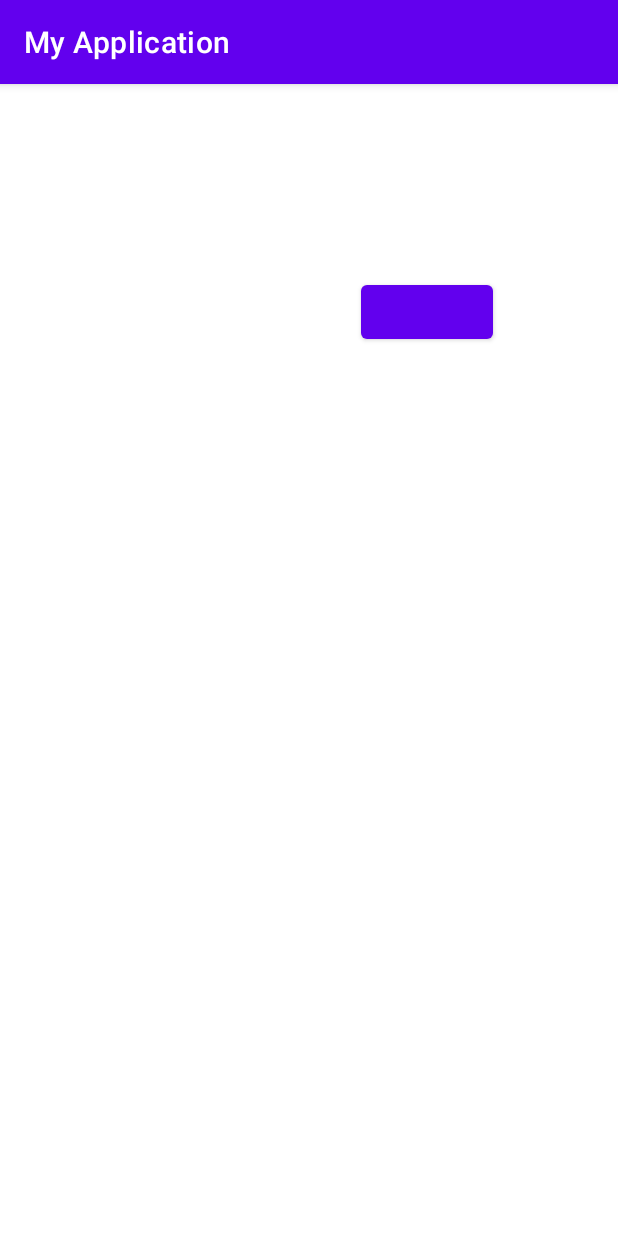
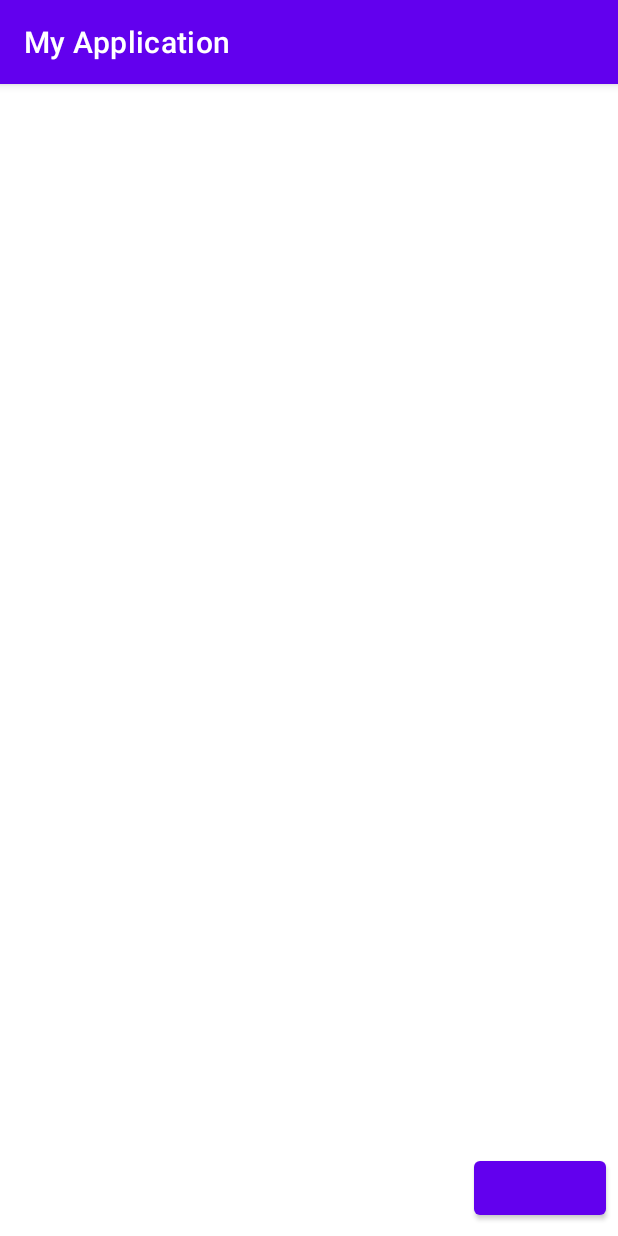
Before and after one commit to julie17-d/Eat_Up, an Android app: the screen it shows after launch (MainActivity), on a phone screen of 412 x 824 dp. Run offline under Robolectric (Android 15) with nearby library versions, the phone set to English and light mode, and no system bars.

```diff
--- a/app/src/main/res/layout/activity_main.xml
+++ b/app/src/main/res/layout/activity_main.xml
@@ -5,20 +5,22 @@
     android:layout_width="match_parent"
     android:layout_height="match_parent"
     tools:context=".MainActivity">
+
     <Button
         android:id="@+id/go_home"
         android:layout_width="wrap_content"
         android:layout_height="wrap_content"
-        android:layout_marginStart="234dp"
-        android:layout_marginTop="91dp"
-        android:layout_marginEnd="83dp"
-        android:layout_marginBottom="592dp"
+        android:layout_marginStart="8dp"
+        android:layout_marginTop="8dp"
+        android:layout_marginEnd="8dp"
+        android:layout_marginBottom="8dp"
         android:text="@string/home"
         app:layout_constraintBottom_toBottomOf="parent"
         app:layout_constraintEnd_toEndOf="parent"
         app:layout_constraintHorizontal_bias="1.0"
         app:layout_constraintStart_toStartOf="parent"
         app:layout_constraintTop_toTopOf="parent"
-        app:layout_constraintVertical_bias="1.0" />
+        app:layout_constraintVertical_bias="1.0"
+        tools:text="go home" />
 
 </androidx.constraintlayout.widget.ConstraintLayout>
```
